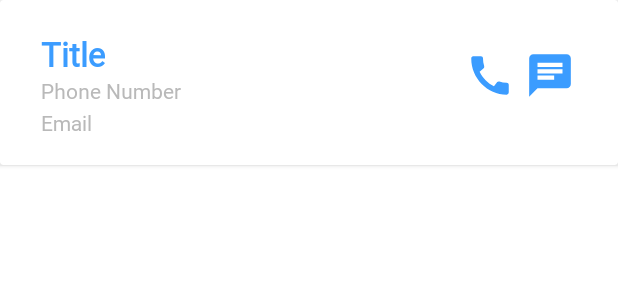
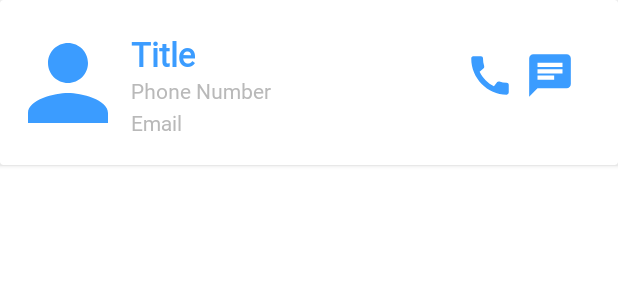
Before and after one commit to piyushk2001/Cyber-Watch, an Android app: the layout my_lawyer_item.xml on its own in the app's theme, with its tools: preview values and no code run, on a phone screen of 412 x 824 dp. Shown: the top 300 px of the screen. Run offline under Robolectric (Android 15) with nearby library versions, the phone set to English and light mode, and no system bars.

Commit message:
upload pfp and display

```diff
--- a/app/src/main/java/eu/tutorials/cyberwatch/ProfileActivity.kt
+++ b/app/src/main/java/eu/tutorials/cyberwatch/ProfileActivity.kt
@@ -151,6 +151,7 @@ class ProfileActivity : AppCompatActivity() {
                 }
                 .addOnFailureListener { exception ->
                     // Handle error
+                    print(exception)
                 }
         }
     }
--- /dev/null
+++ b/app/src/main/res/drawable/circle_image.xml
@@ -0,0 +1,5 @@
+<?xml version="1.0" encoding="utf-8"?>
+<shape xmlns:android="http://schemas.android.com/apk/res/android">
+    <solid android:color="@color/white" />
+    <corners android:radius="5000dp" />
+</shape>
--- a/app/src/main/res/layout/my_lawyer_item.xml
+++ b/app/src/main/res/layout/my_lawyer_item.xml
@@ -10,6 +10,15 @@
         android:layout_marginRight="10dp"
         android:layout_marginTop="10dp"
         android:layout_height="100dp">
+        <ImageView
+            android:id="@+id/imageView3"
+            android:layout_marginLeft="5dp"
+            android:layout_marginTop="5dp"
+            android:layout_width="80dp"
+            android:layout_height="80dp"
+            android:layout_alignParentStart="true"
+            android:layout_alignParentLeft="true"
+            android:src="@drawable/baseline_person_24"/>
 
         <TextView
             android:id="@+id/titleTextView"
@@ -18,7 +27,7 @@
             android:layout_alignParentStart="true"
             android:layout_alignParentLeft="true"
             android:layout_alignParentTop="true"
-            android:layout_marginStart="27dp"
+            android:layout_marginStart="87dp"
             android:layout_marginLeft="87dp"
             android:layout_marginTop="11dp"
             android:maxLines="1"
@@ -34,7 +43,7 @@
             android:layout_below="@id/titleTextView"
             android:layout_alignParentStart="true"
             android:layout_alignParentLeft="true"
-            android:layout_marginStart="27dp"
+            android:layout_marginStart="87dp"
             android:layout_marginLeft="86dp"
             android:text="Phone Number"
             android:textColor="#B9B9B9" />
@@ -45,10 +54,10 @@
             android:layout_below="@id/phoneTextView"
             android:layout_alignParentStart="true"
             android:layout_alignParentLeft="true"
-            android:layout_marginStart="27dp"
+            android:layout_marginStart="87dp"
             android:layout_marginLeft="86dp"
             android:layout_marginTop="2dp"
-            android:text="Email"
+            android:text="Email "
             android:textColor="#B9B9B9" />
 
         <Button
```
Also changed, not shown: app/src/main/java/eu/tutorials/cyberwatch/ClientContactsActivity.kt (+18 -0 lines), app/src/main/java/eu/tutorials/cyberwatch/ContactsActivity.kt (+18 -4 lines).
